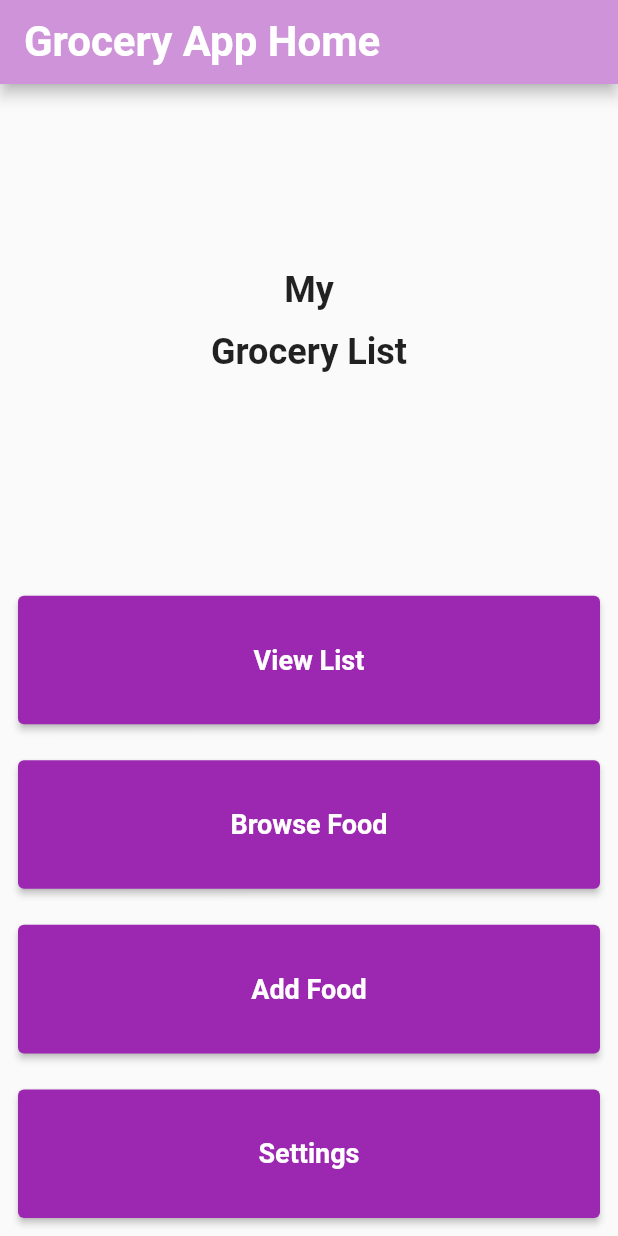
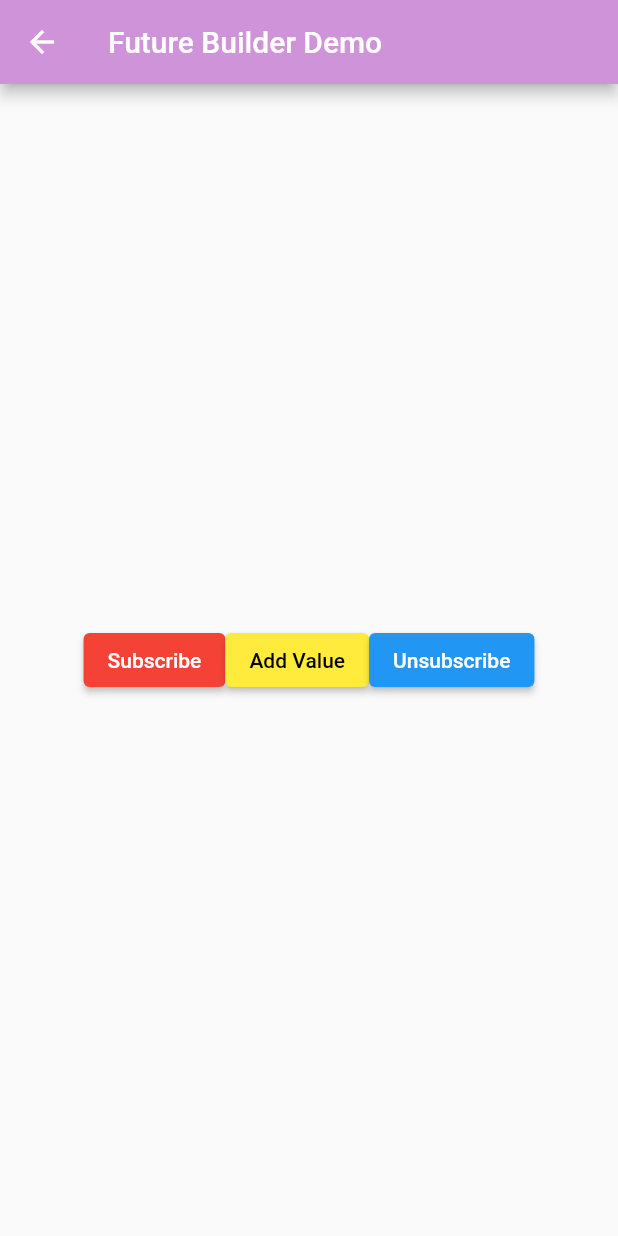
Before and after one commit to sarinali/grocery_app, a Flutter app: the screen it shows after launch, after a tap on "Browse Food", on a phone screen of 412 x 824 dp. Run offline on Flutter 3.47's test engine with Material 2 defaults, Android fonts, the phone set to English and light mode, and no system bars.

Commit message:
stream builder demo

```diff
--- a/grocery_app/lib/futurebuilder.dart
+++ b/grocery_app/lib/futurebuilder.dart
@@ -2,7 +2,7 @@ import 'package:flutter/material.dart';
 
 Future<List<String>> getData() async {
   await Future.delayed(const Duration(seconds: 2));
-  return ["Apple", "Banana", "Orange"];
+  return ["Apple", "Banana", "Kiwi", "Orange", "Edxfruit", "Watermelon"];
 }
 
 class FutureBuilderDemo extends StatefulWidget {
@@ -24,7 +24,6 @@ class _FutureBuilderDemoState extends State<FutureBuilderDemo> {
         child: FutureBuilder(
             future: getData(),
             builder: (context, AsyncSnapshot snapshot) {
-              // option 1 ternary operator
               return snapshot.connectionState == ConnectionState.waiting
                   ? CircularProgressIndicator()
                   : ListView.builder(
--- a/grocery_app/lib/main.dart
+++ b/grocery_app/lib/main.dart
@@ -1,8 +1,9 @@
 import 'package:flutter/cupertino.dart';
 import 'package:flutter/material.dart';
-import 'package:grocery_app/futurebuilder.dart';
+import 'package:grocery_app/streambuilder.dart';
 
 import 'demo.dart';
+import 'futurebuilder.dart';
 // import 'package:grocery_app/add_food.dart';
 // import 'package:grocery_app/viewlist.dart';
 
@@ -23,7 +24,8 @@ class MyApp extends StatelessWidget {
       routes: {
         // "/viewlist": (context) => ViewList(),
         "/demo": (context) => Demo(),
-        "/future": (context) => FutureBuilderDemo()
+        "/future": (context) => FutureBuilderDemo(),
+        "/stream": (context) => StreamBuilderExample()
       },
       theme: ThemeData(
         primarySwatch: Colors.blue,
@@ -120,14 +122,7 @@ class _MyHomePageState extends State<MyHomePage> {
                         MaterialStateProperty.all<Color>(Colors.purple),
                   ),
                   onPressed: () {
-                    // Navigator.of(context).pushNamed('/future');
-                    // Navigator.of(context).push(_createRoute());
-                    Navigator.push(
-                      context,
-                       MaterialPageRoute(
-                        builder: (context) => FutureBuilderDemo(),
-                      ),
-                    );
+                    Navigator.pushNamed(context, "/future");
                   },
                   child: Text(
                     "View List",
@@ -146,7 +141,9 @@ class _MyHomePageState extends State<MyHomePage> {
                     backgroundColor:
                         MaterialStateProperty.all<Color>(Colors.purple),
                   ),
-                  onPressed: () {},
+                  onPressed: () {
+                    Navigator.pushNamed(context, "/stream");
+                  },
                   child: Text(
                     "Browse Food",
                     style: TextStyle(fontSize: 18, fontWeight: FontWeight.bold),
--- /dev/null
+++ b/grocery_app/lib/streambuilder.dart
@@ -0,0 +1,91 @@
+import 'dart:async';
+
+import 'package:flutter/material.dart';
+
+// List<String> initalDataList = ["Broccoli", "Okra", "Carrot"];
+
+StreamController<double> controller = StreamController<double>.broadcast();
+StreamSubscription<double>? subscription;
+double add = 0;
+
+// Stream<String> generateStream = (() async* {
+//   await Future<void>.delayed(const Duration(seconds: 2));
+//   yield "Hi";
+
+//   while (true) {
+//       await Future.delayed(Duration(seconds: 1));
+//       yield "hello";
+//     }
+// })();
+
+class StreamBuilderExample extends StatefulWidget {
+  const StreamBuilderExample({Key? key}) : super(key: key);
+
+  @override
+  _StreamBuilderExampleState createState() => _StreamBuilderExampleState();
+}
+
+class _StreamBuilderExampleState extends State<StreamBuilderExample> {
+  @override
+  Widget build(BuildContext context) {
+    return Scaffold(
+      // floatingActionButton: FloatingActionButton(onPressed: () {
+      //   Stream stream = controller.stream;
+      //   stream.listen((event) {
+      //     print("hi");
+      //   });
+      // }),
+      appBar: AppBar(
+        backgroundColor: Colors.purple[200],
+        title: const Text("Future Builder Demo"),
+      ),
+      body: Center(
+        // child: StreamBuilder(
+        //   stream: controller.stream,
+        //   builder: (context, snapshot) {
+        //     return Text(
+        //       snapshot.data.toString()
+        //     );
+        //   },
+        //   initialData: CircularProgressIndicator(),
+        //   ),
+        child: Row(
+          mainAxisAlignment: MainAxisAlignment.center,
+          children: [
+            ElevatedButton(
+              onPressed: () {
+                // Stream stream = controller.stream;
+                subscription = controller.stream.listen((event) {
+                  print("stream value: $add");
+                });
+              },
+              child: Text("Subscribe"),
+              style: ButtonStyle(
+                backgroundColor: MaterialStateProperty.all<Color>(Colors.red),
+              ),
+            ),
+            ElevatedButton(
+              onPressed: () {
+                add += 1.0;
+                controller.add(add);
+              },
+              child: Text(
+                "Add Value",
+                style: TextStyle(color: Colors.black),
+              ),
+              style: ButtonStyle(
+                backgroundColor:
+                    MaterialStateProperty.all<Color>(Colors.yellow),
+              ),
+            ),
+            ElevatedButton(
+                onPressed: () {
+                  subscription?.cancel();
+                },
+                child: Text("Unsubscribe"))
+          ],
+        ),
+      ),
+    );
+  }
+}
```
